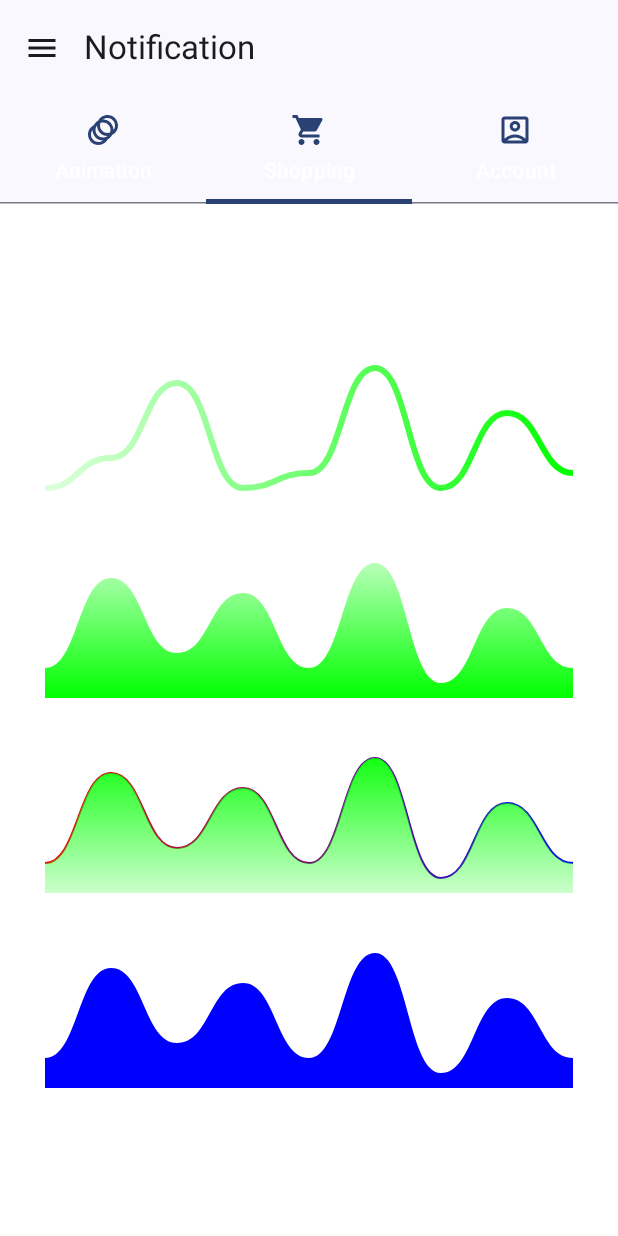
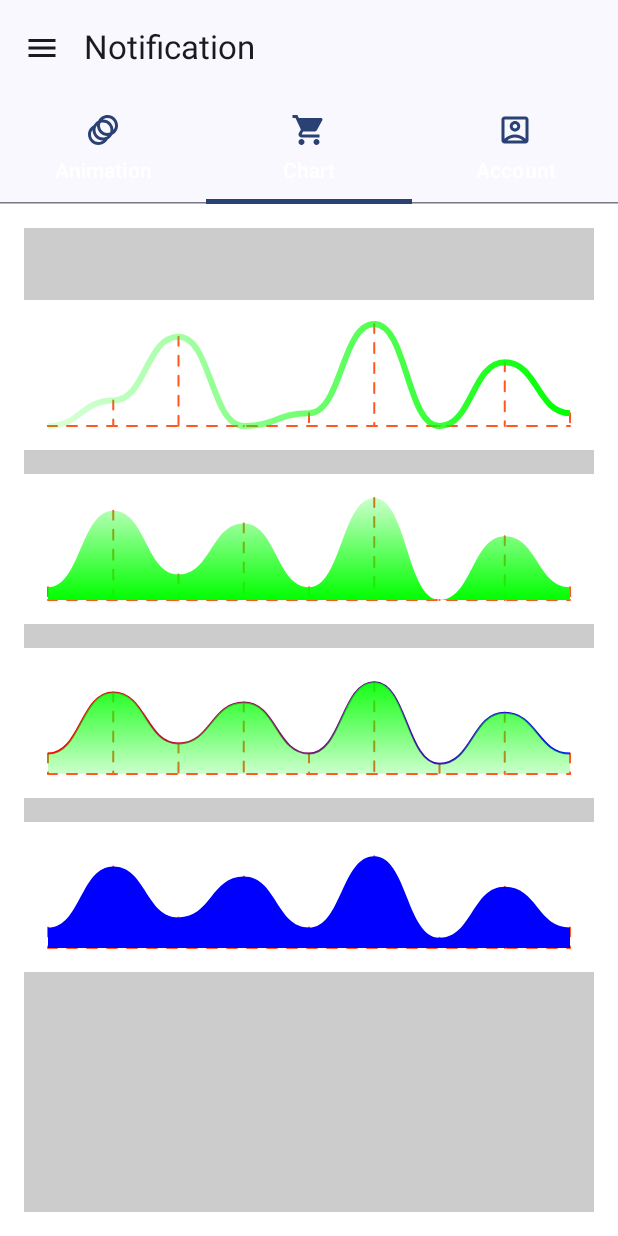
Before and after one commit to bakabaka102/BakaBakaComposeApp, an Android app built with Jetpack Compose: the NotificationScreen screen opened through its navigation route, tab 2 chosen, on a phone screen of 412 x 824 dp. Run offline under Robolectric (Android 15) with nearby library versions, the phone set to English and light mode, and no system bars; our stand-ins replace livedata-compose.

Commit message:
- Some of charts, Canvas (Continue). - Update some actions when touch.

```diff
--- a/app/src/main/java/com/baka/composeapp/features/charts/columns/ColumnsChart.kt
+++ b/app/src/main/java/com/baka/composeapp/features/charts/columns/ColumnsChart.kt
@@ -3,6 +3,7 @@ package com.baka.composeapp.features.charts.columns
 import android.graphics.Paint
 import androidx.compose.foundation.Canvas
 import androidx.compose.foundation.background
+import androidx.compose.foundation.gestures.detectTapGestures
 import androidx.compose.foundation.layout.Column
 import androidx.compose.foundation.layout.fillMaxSize
 import androidx.compose.foundation.layout.padding
@@ -10,6 +11,7 @@ import androidx.compose.foundation.layout.size
 import androidx.compose.runtime.Composable
 import androidx.compose.runtime.getValue
 import androidx.compose.runtime.mutableFloatStateOf
+import androidx.compose.runtime.mutableStateOf
 import androidx.compose.runtime.remember
 import androidx.compose.runtime.setValue
 import androidx.compose.ui.Modifier
@@ -21,14 +23,17 @@ import androidx.compose.ui.graphics.PathEffect
 import androidx.compose.ui.graphics.StrokeCap
 import androidx.compose.ui.graphics.nativeCanvas
 import androidx.compose.ui.graphics.toArgb
+import androidx.compose.ui.input.pointer.pointerInput
 import androidx.compose.ui.platform.LocalDensity
 import androidx.compose.ui.unit.dp
 import androidx.compose.ui.unit.sp
+import com.baka.composeapp.features.charts.lines.inRangePointTouch
 import com.baka.composeapp.helper.Logger
 import com.baka.composeapp.helper.divideRangeIntoEqualParts
 import com.baka.composeapp.helper.getTextHeightUsingFontMetrics
 import com.baka.composeapp.helper.nextMultipleOfNumber
 import com.baka.composeapp.helper.previousMultipleOfNumber
+import kotlin.math.abs
 
 @Composable
 fun ColumnsChart(
@@ -86,12 +91,20 @@ fun ColumnsChart(
                 Logger.i("Text paint --- $it")
             }
         }
+        var touchPosition by remember { mutableStateOf<Offset?>(null) }
+        var isTouched by remember { mutableStateOf(false) }
 
         Canvas(
             modifier = Modifier
                 .fillMaxSize()
                 .padding(start = 16.dp, end = 16.dp, top = 16.dp, bottom = 32.dp)
                 .background(Color.LightGray)
+                .pointerInput(Unit) {
+                    detectTapGestures { tapPoint ->
+                        touchPosition = tapPoint
+                        isTouched = true
+                    }
+                }
         ) {
             mWidth = this.size.width
             mHeight = this.size.height
@@ -143,7 +156,24 @@ fun ColumnsChart(
                     size = Size(columnWidth, columnHeight),
                     cornerRadius = CornerRadius(x = 8f, y = 8f),
                 )
+                /*if (isTouched &&
+                    inRangePointTouch(
+                        touchPoint = touchPosition,
+                        pointInPath = Offset(xPointOfCircle, yPointOfCircle)
+                    )
+                ) {
+                    drawContext.canvas.nativeCanvas.drawText(
+                        "${points[index].first} - ${points[index].second}",
+                        xPointOfCircle,
+                        yPointOfCircle - 10,
+                        textPaint,
+                    )
+                }*/
             }
         }
     }
 }
+
+fun inRangePointTouch(touchPoint: Offset?, pointInPath: Offset, gap: Float = 20f) =
+    abs(touchPoint?.x?.minus(pointInPath.x) ?: 0f) < gap
+            && abs(touchPoint?.y?.minus(pointInPath.y) ?: 0f) < gap
--- a/app/src/main/java/com/baka/composeapp/features/charts/lines/BezierCurve.kt
+++ b/app/src/main/java/com/baka/composeapp/features/charts/lines/BezierCurve.kt
@@ -1,6 +1,13 @@
 package com.baka.composeapp.features.charts.lines
 
+import android.graphics.Paint
 import androidx.compose.foundation.Canvas
+import androidx.compose.foundation.background
+import androidx.compose.foundation.gestures.detectTapGestures
+import androidx.compose.foundation.layout.Spacer
+import androidx.compose.foundation.layout.fillMaxWidth
+import androidx.compose.foundation.layout.height
+import androidx.compose.foundation.layout.padding
 import androidx.compose.runtime.Composable
 import androidx.compose.runtime.getValue
 import androidx.compose.runtime.mutableStateOf
@@ -9,12 +16,22 @@ import androidx.compose.runtime.setValue
 import androidx.compose.ui.Modifier
 import androidx.compose.ui.geometry.Offset
 import androidx.compose.ui.graphics.Brush
+import androidx.compose.ui.graphics.Color
 import androidx.compose.ui.graphics.Path
+import androidx.compose.ui.graphics.PathEffect
+import androidx.compose.ui.graphics.SolidColor
+import androidx.compose.ui.graphics.StrokeCap
 import androidx.compose.ui.graphics.drawscope.DrawScope
 import androidx.compose.ui.graphics.drawscope.Fill
 import androidx.compose.ui.graphics.drawscope.Stroke
+import androidx.compose.ui.graphics.nativeCanvas
+import androidx.compose.ui.graphics.toArgb
+import androidx.compose.ui.input.pointer.pointerInput
 import androidx.compose.ui.layout.onSizeChanged
 import androidx.compose.ui.unit.IntSize
+import androidx.compose.ui.unit.dp
+import com.baka.composeapp.helper.Logger
+import kotlin.math.abs
 
 //https://archive.is/0SrIb
 //https://medium.com/mobile-app-development-publication/learn-jetpack-compose-canvas-cubic-and-quadratic-bezier-and-its-usage-96a4d9a7e3fb
@@ -34,11 +51,21 @@ fun BezierCurve(
     var size by remember {
         mutableStateOf(IntSize.Zero)
     }
-
+    var tapPosition by remember { mutableStateOf<Offset?>(null) }
+    var isTouched by remember { mutableStateOf(false) }
     Canvas(
-        modifier = modifier.onSizeChanged {
-            size = it
-        },
+        modifier = modifier
+            .padding(16.dp)
+            .onSizeChanged {
+                size = it
+            }
+            .pointerInput(Unit) {
+                detectTapGestures { offset ->
+                    tapPosition = offset
+                    isTouched = true
+                    Logger.i("Touch point is --- $tapPosition")
+                }
+            },
         onDraw = {
             if (size != IntSize.Zero && points.size > 1) {
                 drawBezierCurve(
@@ -47,6 +74,8 @@ fun BezierCurve(
                     fixedMinPoint = minPoint,
                     fixedMaxPoint = maxPoint,
                     style = style,
+                    touchPoint = tapPosition,
+                    isTouched = isTouched,
                 )
             }
         },
@@ -59,6 +88,8 @@ private fun DrawScope.drawBezierCurve(
     fixedMinPoint: Float? = null,
     fixedMaxPoint: Float? = null,
     style: BezierCurveStyle,
+    touchPoint: Offset? = null,
+    isTouched: Boolean = false,
 ) {
     val maxPoint = fixedMaxPoint ?: points.max()
     val minPoint = fixedMinPoint ?: points.min()
@@ -69,18 +100,58 @@ private fun DrawScope.drawBezierCurve(
     var lastPoint: Offset? = null
     val path = Path()
     var firstPoint = Offset(0F, 0F)
+    val paint = Paint().apply {
+        textAlign = Paint.Align.CENTER
+        textSize = 24f
+        color = Color.Red.toArgb()
+    }
     for (index in points.indices) {
         val x = index * xSpacing
         val y = height - height * ((points[index] - minPoint) / total)
+        /*Draw curve line*/
         if (lastPoint != null) {
             buildCurveLine(path, lastPoint, Offset(x, y))
         }
         lastPoint = Offset(x, y)
+        /*Go to start line*/
         if (index == 0) {
             path.moveTo(x, y)
             firstPoint = Offset(x, y)
         }
+        /*Draw columns*/
+        drawLine(
+            color = Color(0xFFFF5722),
+            start = Offset(x, y),
+            end = Offset(x, height.toFloat()),
+            cap = StrokeCap.Round,
+            strokeWidth = 2f,
+            pathEffect = PathEffect.dashPathEffect(intervals = floatArrayOf(10f, 10f), phase = 1f)
+        )
+        Logger.i("Gap (x - y): (${abs(touchPoint?.x?.minus(x) ?: 0f)} - ${abs(touchPoint?.y?.minus(y) ?: 0f)})")
+        if (isTouched) {
+            if (inRangePointTouch(touchPoint = touchPoint, pointInPath = Offset(x, y))) {
+                drawContext.canvas.nativeCanvas.drawText("${points[index]}", x, y - 10, paint)
+                /*drawRect(
+                    modifier = Modifier
+                        .offset(x = x.dp, y = (y + 20).dp) // Offset for better visibility
+                        .background(Color.White, shape = RoundedCornerShape(8.dp))
+                        .padding(8.dp)
+                        .border(1.dp, Color.Gray, shape = RoundedCornerShape(8.dp))
+                ) {
+                    Text(text = "${points[index]}")
+                }*/
+            }
+        }
     }
+    /*Draw line bottom*/
+    drawLine(
+        color = Color(0xFFFF5722),
+        start = Offset(0f, height.toFloat()),
+        end = Offset(width.toFloat(), height.toFloat()),
+        cap = StrokeCap.Round,
+        strokeWidth = 2f,
+        pathEffect = PathEffect.dashPathEffect(intervals = floatArrayOf(10f, 10f), phase = 1f)
+    )
     fun closeWithBottomLine() {
         path.lineTo(width.toFloat(), height.toFloat())
         path.lineTo(0F, height.toFloat())
@@ -121,6 +192,10 @@ private fun DrawScope.drawBezierCurve(
     }
 }
 
+fun inRangePointTouch(touchPoint: Offset?, pointInPath: Offset, gap: Float = 20f) =
+    abs(touchPoint?.x?.minus(pointInPath.x) ?: 0f) < gap
+            && abs(touchPoint?.y?.minus(pointInPath.y) ?: 0f) < gap
+
 private fun buildCurveLine(path: Path, startPoint: Offset, endPoint: Offset) {
     val firstControlPoint = Offset(
         x = startPoint.x + (endPoint.x - startPoint.x) / 2F,
@@ -155,3 +230,64 @@ sealed class BezierCurveStyle {
         val stroke: Stroke,
     ) : BezierCurveStyle()
 }
+
+@Composable
+fun SomeOfBeziersCurve() {
+    BezierCurve(
+        modifier = Modifier
+            .fillMaxWidth()
+            /*.padding(horizontal = 32.dp, vertical = 16.dp)*/
+            .height(100.dp)
+            .background(Color.White),
+        points = listOf(10F, 30F, 80F, 10F, 20F, 90F, 10F, 60F, 20F),
+        /*minPoint = 0F,
+        maxPoint = 100F,*/
+        style = BezierCurveStyle.CurveStroke(
+            brush = Brush.horizontalGradient(listOf(Color(0x2200FF00), Color(0xFF00FF00))),
+            stroke = Stroke(width = 6f)
+        ),
+    )
+    Spacer(modifier = Modifier.padding(8.dp))
+    Color(0xFFE66993)
+    BezierCurve(
+        modifier = Modifier
+            .fillMaxWidth()
+            .height(100.dp)
+            /*.padding(horizontal = 32.dp, vertical = 16.dp)*/
+            .background(Color.White),
+        points = listOf(20F, 80F, 30F, 70F, 20F, 90F, 10F, 60F, 20F),
+        /*minPoint = 0F,
+        maxPoint = 100F,*/
+        style = BezierCurveStyle.Fill(
+            brush = Brush.verticalGradient(listOf(Color(0x3300FF00), Color(0xFF00FF00))),
+        ),
+    )
+    Spacer(modifier = Modifier.padding(8.dp))
+    BezierCurve(
+        modifier = Modifier
+            .fillMaxWidth()
+            /*.padding(horizontal = 32.dp, vertical = 16.dp)*/
+            .height(100.dp)
+            .background(Color.White),
+        points = listOf(20F, 80F, 30F, 70F, 20F, 90F, 10F, 60F, 20F),
+        minPoint = 0F,
+        maxPoint = 100F,
+        style = BezierCurveStyle.StrokeAndFill(
+            strokeBrush = Brush.horizontalGradient(listOf(Color.Red, Color.Blue)),
+            fillBrush = Brush.verticalGradient(listOf(Color(0xFF00FF00), Color(0x3300FF00))),
+            stroke = Stroke(width = 2f)
+        ),
+    )
+    Spacer(modifier = Modifier.padding(8.dp))
+    BezierCurve(
+        modifier = Modifier
+            .fillMaxWidth()
+            /*.padding(horizontal = 32.dp, vertical = 16.dp)*/
+            .height(100.dp)
+            .background(Color.White),
+        points = listOf(20F, 80F, 30F, 70F, 20F, 90F, 10F, 60F, 20F),
+        minPoint = 0F,
+        maxPoint = 100F,
+        style = BezierCurveStyle.Fill(brush = SolidColor(Color.Blue)),
+    )
+}
--- a/app/src/main/java/com/baka/composeapp/features/charts/lines/DrawBezierCurves.kt
+++ b/app/src/main/java/com/baka/composeapp/features/charts/lines/DrawBezierCurves.kt
@@ -1,12 +1,10 @@
 package com.baka.composeapp.features.charts.lines
 
 import android.graphics.Paint
-import androidx.compose.foundation.Canvas
 import androidx.compose.foundation.background
+import androidx.compose.foundation.gestures.detectTapGestures
 import androidx.compose.foundation.layout.Box
-import androidx.compose.foundation.layout.Column
 import androidx.compose.foundation.layout.Spacer
-import androidx.compose.foundation.layout.fillMaxSize
 import androidx.compose.foundation.layout.height
 import androidx.compose.foundation.layout.padding
 import androidx.compose.foundation.layout.size
@@ -31,6 +29,7 @@ import androidx.compose.ui.graphics.drawscope.Fill
 import androidx.compose.ui.graphics.drawscope.Stroke
 import androidx.compose.ui.graphics.nativeCanvas
 import androidx.compose.ui.graphics.toArgb
+import androidx.compose.ui.input.pointer.pointerInput
 import androidx.compose.ui.platform.LocalDensity
 import androidx.compose.ui.unit.dp
 import androidx.compose.ui.unit.sp
@@ -142,6 +141,8 @@ fun ColumnBezierCurve(
         }
     }
     val linePath = Path()
+    var touchPosition by remember { mutableStateOf<Offset?>(null) }
+    var isTouched by remember { mutableStateOf(false) }
     val fillPath = android.graphics
         .Path(linePath.asAndroidPath())
         .asComposePath()
@@ -149,19 +150,19 @@ fun ColumnBezierCurve(
         modifier = Modifier
             .size(width.dp, height.dp)
             .background(Color.White)
+            .padding(start = 16.dp, end = 16.dp, top = 16.dp, bottom = 32.dp)
+            .background(Color.LightGray)
+            .pointerInput(Unit) {
+                detectTapGestures(onPress = {}) { point ->
+                    touchPosition = point
+                    isTouched = true
+                }
+            }
             .drawWithCache {
                 onDrawBehind {
-
-
-                    /*Canvas(
-                        modifier = Modifier
-                            .fillMaxSize()
-                            .padding(start = 16.dp, end = 16.dp, top = 16.dp, bottom = 32.dp)
-                            .background(Color.LightGray)
-                    ) {*/
                     mWidth = this.size.width
                     mHeight = this.size.height
-                        //Draw Text and horizontal lines
+                    /*Draw Text and horizontal lines*/
                     dividedRange.forEachIndexed { index, value ->
                         drawContext.canvas.nativeCanvas.drawText(
                             value.toString(),
@@ -198,20 +199,20 @@ fun ColumnBezierCurve(
                         /*val barHeight = (dataPoint.value / maxBarValue) * maxBarHeight
                         val barHeight = (yValue / maxY) * mHeight * 4 / 5
                         */
-                            //Draw Horizontal texts
+                        /*Draw Horizontal texts*/
                         drawContext.canvas.nativeCanvas.drawText(
                             xValue.toString(),
                             xPointOfText,
                             mHeight + textPaintHeight,
                             textPaint,
                         )
-                            //Draw points
+                        /*Draw points*/
                         drawCircle(
                             color = Color.Yellow,
                             radius = radiusCirclePoint,
                             center = Offset(xPointOfCircle, yPointOfCircle)
                         )
-                            //Prepare Line points
+                        /*Prepare Line points*/
                         if (index == 0) {
                             linePath.moveTo(xPointOfCircle, yPointOfCircle)
                             firstPoint = Offset(xPointOfCircle, yPointOfCircle)
@@ -254,6 +255,19 @@ fun ColumnBezierCurve(
                                 y3 = yPointOfCircle
                             )
                         }
+                        if (isTouched &&
+                            inRangePointTouch(
+                                touchPoint = touchPosition,
+                                pointInPath = Offset(xPointOfCircle, yPointOfCircle)
+                            )
+                        ) {
+                            drawContext.canvas.nativeCanvas.drawText(
+                                "${points[index].first} - ${points[index].second}",
+                                xPointOfCircle,
+                                yPointOfCircle - 10,
+                                textPaint,
+                            )
+                        }
                     }
                     fun closeWithBottomLine() {
                         /*fillPath.lineTo(mWidth, mHeight)
@@ -266,7 +280,7 @@ fun ColumnBezierCurve(
                         fillPath.close()
                     }
 
-                        //Draw line point
+                    /*Draw line points*/
                     drawPath(
                         linePath,
                         color = Color(0xFF05332F),
@@ -276,14 +290,17 @@ fun ColumnBezierCurve(
                         )
                     )
                     /** filling the area under the path */
-                        /** filling the area under the path */
                     closeWithBottomLine()
                     drawPath(
                         path = linePath,
-                            brush = Brush.verticalGradient(listOf(Color(0xFF066F65), Color.Transparent)),
+                        brush = Brush.verticalGradient(
+                            listOf(
+                                Color(0xFF066F65),
+                                Color.Transparent
+                            )
+                        ),
                         style = Fill
                     )
-                    /*}*/
                 }
             },
     )
--- a/app/src/main/java/com/baka/composeapp/features/logicaction/AESHelper.java
+++ b/app/src/main/java/com/baka/composeapp/features/logicaction/AESHelper.java
@@ -1,11 +1,13 @@
 package com.baka.composeapp.features.logicaction;
 
-import java.security.SecureRandom;
+import org.jetbrains.annotations.Contract;
+import org.jetbrains.annotations.NotNull;
 
 import javax.crypto.Cipher;
 import javax.crypto.KeyGenerator;
 import javax.crypto.SecretKey;
 import javax.crypto.spec.SecretKeySpec;
+import java.security.SecureRandom;
 
 //https://viblo.asia/p/ma-hoa-du-lieu-voi-thuat-toan-aes-advanced-encryption-standard-trong-android-yMnKMLGz57P
 public class AESHelper {
--- a/app/src/main/java/com/baka/composeapp/features/logicaction/EncryptDecrypt.kt
+++ b/app/src/main/java/com/baka/composeapp/features/logicaction/EncryptDecrypt.kt
@@ -5,6 +5,8 @@ import java.security.SecureRandom
 import javax.crypto.Cipher
 import javax.crypto.KeyGenerator
 import javax.crypto.spec.SecretKeySpec
+
+//https://gist.github.com/reuniware/1015e933ecd75224a8dcd54d6822960e
 
 //https://viblo.asia/p/ma-hoa-du-lieu-voi-thuat-toan-aes-advanced-encryption-standard-trong-android-yMnKMLGz57P
 object AESHelperKt {
--- a/app/src/main/java/com/baka/composeapp/ui/drawermenu/screen/HomeScreen.kt
+++ b/app/src/main/java/com/baka/composeapp/ui/drawermenu/screen/HomeScreen.kt
@@ -38,8 +38,6 @@ fun HomeScreen(innerPadding: PaddingValues) {
         horizontalAlignment = Alignment.CenterHorizontally,
     ) {
         Spacer(modifier = Modifier.padding(8.dp))
-        SomeOfClock()
-        Spacer(modifier = Modifier.padding(8.dp))
         ColumnsChart()
         Spacer(modifier = Modifier.padding(8.dp))
         ColumnBezierCurve()
--- a/app/src/main/java/com/baka/composeapp/ui/drawermenu/screen/notification/AnimationScreen.kt
+++ b/app/src/main/java/com/baka/composeapp/ui/drawermenu/screen/notification/AnimationScreen.kt
@@ -22,8 +22,8 @@ sealed class Screens(
         selectedIcon = Icons.Filled.Animation,
     )
 
-    data object ShoppingScreen : Screens(
-        title = "Shopping",
+    data object ChartsScreen : Screens(
+        title = "Chart",
         unSelectedItem = Icons.Outlined.ShoppingCart,
         selectedIcon = Icons.Filled.ShoppingCart,
     )
--- a/app/src/main/java/com/baka/composeapp/ui/drawermenu/screen/notification/NotificationScreen.kt
+++ b/app/src/main/java/com/baka/composeapp/ui/drawermenu/screen/notification/NotificationScreen.kt
@@ -27,7 +27,7 @@ import androidx.compose.ui.graphics.Color
 @OptIn(ExperimentalFoundationApi::class)
 @Composable
 fun NotificationScreen(innerPadding: PaddingValues) {
-    val tabItems = listOf(Screens.AnimationScreen, Screens.ShoppingScreen, Screens.AccountScreen)
+    val tabItems = listOf(Screens.AnimationScreen, Screens.ChartsScreen, Screens.AccountScreen)
     //https://velmurugan-murugesan.medium.com/implementing-tablayout-with-viewpager-on-jetpack-compose-ac33ba32315f
     TabRow(innerPadding, tabItems)
 }
@@ -101,7 +101,7 @@ fun TabSheet(
 ) {
     when (selectedTab) {
         0 -> AnimationScreenPager()
-        1 -> ShoppingScreenPager()
+        1 -> ChartsScreenPager()
         2 -> AccountScreenPager()
     }
 }
--- a/app/src/main/java/com/baka/composeapp/ui/drawermenu/screen/notification/ScreensPager.kt
+++ b/app/src/main/java/com/baka/composeapp/ui/drawermenu/screen/notification/ScreensPager.kt
@@ -1,101 +1,58 @@
 package com.baka.composeapp.ui.drawermenu.screen.notification
 
+import androidx.compose.foundation.background
 import androidx.compose.foundation.layout.Arrangement
 import androidx.compose.foundation.layout.Box
 import androidx.compose.foundation.layout.Column
 import androidx.compose.foundation.layout.Spacer
 import androidx.compose.foundation.layout.fillMaxSize
-import androidx.compose.foundation.layout.fillMaxWidth
-import androidx.compose.foundation.layout.height
 import androidx.compose.foundation.layout.padding
+import androidx.compose.foundation.rememberScrollState
+import androidx.compose.foundation.verticalScroll
 import androidx.compose.material3.Text
 import androidx.compose.runtime.Composable
 import androidx.compose.ui.Alignment
 import androidx.compose.ui.Modifier
-import androidx.compose.ui.graphics.Brush
 import androidx.compose.ui.graphics.Color
-import androidx.compose.ui.graphics.SolidColor
-import androidx.compose.ui.graphics.drawscope.Stroke
 import androidx.compose.ui.unit.dp
 import com.baka.composeapp.features.animations.RotationClock
-import com.baka.composeapp.features.charts.lines.BezierCurve
-import com.baka.composeapp.features.charts.lines.BezierCurveStyle
+import com.baka.composeapp.features.charts.lines.SomeOfBeziersCurve
+import com.baka.composeapp.ui.drawermenu.screen.SomeOfClock
 
 @Composable
 fun AnimationScreenPager() {
-    Box(modifier = Modifier.fillMaxSize(), contentAlignment = Alignment.Center) {
+    val scrollState = rememberScrollState()
+    Column(
+        modifier = Modifier
+            .fillMaxSize()
+            .padding(16.dp)
+            .background(Color.LightGray)
+            .verticalScroll(scrollState),
+        horizontalAlignment = Alignment.CenterHorizontally,
+    ) {
         Spacer(modifier = Modifier.padding(8.dp))
         RotationClock()
+        Spacer(modifier = Modifier.padding(8.dp))
+        SomeOfClock()
+        Spacer(modifier = Modifier.padding(64.dp))
     }
 }
 
 @Composable
-fun ShoppingScreenPager() {
-    /*Box(modifier = Modifier.fillMaxSize(), contentAlignment = Alignment.Center) {
-        val points = listOf(
-            Pair(100f, 300f),
-            Pair(150f, 100f),
-            Pair(250f, 500f),
-            Pair(400f, 300f),
-            Pair(500f, 100f),
-            Pair(600f, 400f)
-        )
-    }*/
-
+fun ChartsScreenPager() {
+    val scrollState = rememberScrollState()
     Column(
-        modifier = Modifier.fillMaxSize(),
+        modifier = Modifier
+            .fillMaxSize()
+            .padding(16.dp)
+            .background(Color.LightGray)
+            .verticalScroll(scrollState),
         verticalArrangement = Arrangement.Center,
         horizontalAlignment = Alignment.CenterHorizontally,
     ) {
-        BezierCurve(
-            modifier = Modifier
-                .fillMaxWidth()
-                .padding(start = 30.dp, end = 30.dp)
-                .height(100.dp),
-            points = listOf(10F, 30F, 80F, 10F, 20F, 90F, 10F, 60F, 20F),
-            minPoint = 0F,
-            maxPoint = 100F,
-            style = BezierCurveStyle.CurveStroke(
-                brush = Brush.horizontalGradient(listOf(Color(0x2200FF00), Color(0xFF00FF00))),
-                stroke = Stroke(width = 6f)
-            ),
-        )
-        BezierCurve(
-            modifier = Modifier
-                .fillMaxWidth()
-                .padding(start = 30.dp, top = 30.dp, end = 30.dp)
-                .height(100.dp),
-            points = listOf(20F, 80F, 30F, 70F, 20F, 90F, 10F, 60F, 20F),
-            minPoint = 0F,
-            maxPoint = 100F,
-            style = BezierCurveStyle.Fill(
-                brush = Brush.verticalGradient(listOf(Color(0x3300FF00), Color(0xFF00FF00))),
-            ),
-        )
-        BezierCurve(
-            modifier = Modifier
-                .fillMaxWidth()
-                .padding(start = 30.dp, top = 30.dp, end = 30.dp)
-                .height(100.dp),
-            points = listOf(20F, 80F, 30F, 70F, 20F, 90F, 10F, 60F, 20F),
-            minPoint = 0F,
-            maxPoint = 100F,
-            style = BezierCurveStyle.StrokeAndFill(
-                strokeBrush = Brush.horizontalGradient(listOf(Color.Red, Color.Blue)),
-                fillBrush = Brush.verticalGradient(listOf(Color(0xFF00FF00), Color(0x3300FF00))),
-                stroke = Stroke(width = 2f)
-            ),
-        )
-        BezierCurve(
-            modifier = Modifier
-                .fillMaxWidth()
-                .padding(start = 30.dp, top = 30.dp, end = 30.dp)
-                .height(100.dp),
-            points = listOf(20F, 80F, 30F, 70F, 20F, 90F, 10F, 60F, 20F),
-            minPoint = 0F,
-            maxPoint = 100F,
-            style = BezierCurveStyle.Fill(brush = SolidColor(Color.Blue)),
-        )
+        Spacer(modifier = Modifier.padding(8.dp))
+        SomeOfBeziersCurve()
+        Spacer(modifier = Modifier.padding(64.dp))
     }
 }
 
```
Lines whose indentation alone changed are shown as unchanged.
